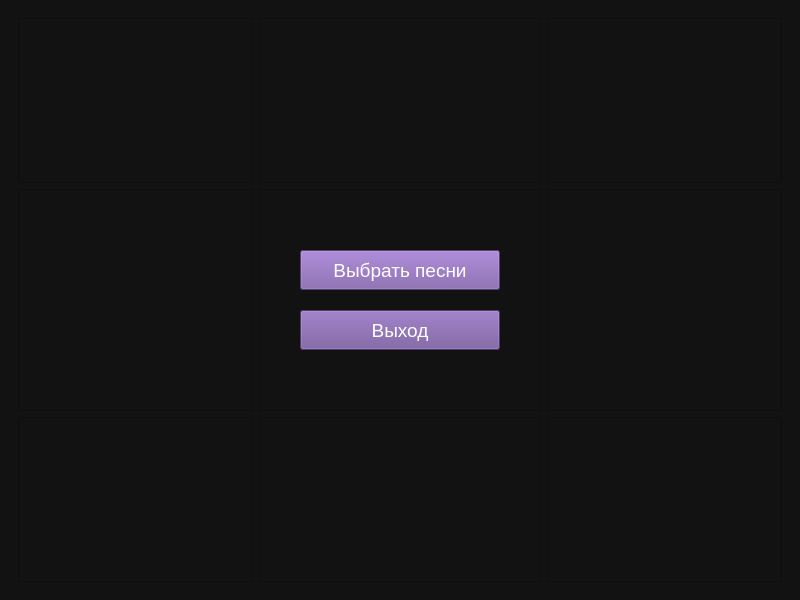
The window that MainMenu.ui (WeinerGero/ExpPro) describes before a commit, drawn with Qt 5.
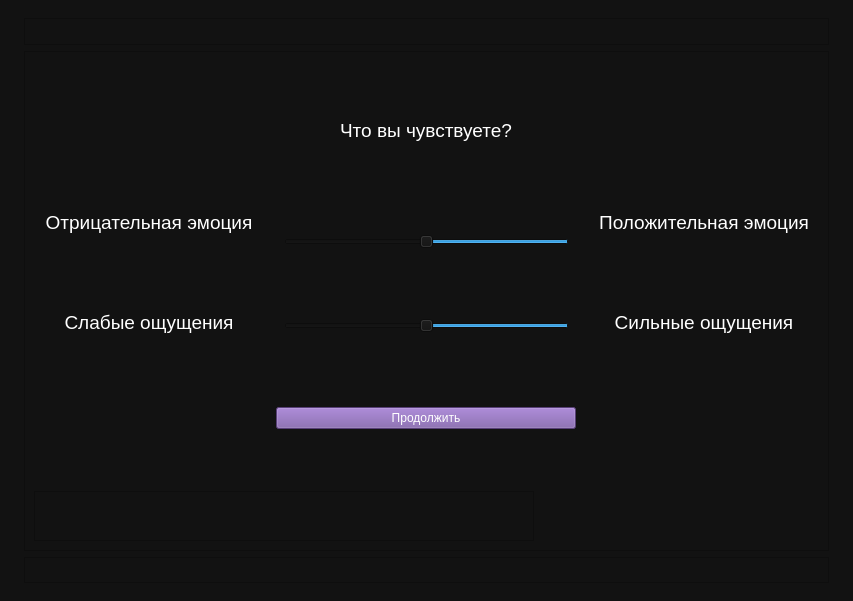
The same window after the commit. The open tabs and pages were chosen to show the change.

Commit message: Added UI choose valence and arosual of emotion on the song. Added functional choose valence and arosual of emotion on the song. Added functional save choose valence and arosual of emotion on the song.

```diff
--- a/MainMenu.ui
+++ b/MainMenu.ui
@@ -6,8 +6,8 @@
    <rect>
     <x>0</x>
     <y>0</y>
-    <width>800</width>
-    <height>600</height>
+    <width>853</width>
+    <height>601</height>
    </rect>
   </property>
   <property name="minimumSize">
@@ -2311,6 +2311,391 @@
         </item>
        </layout>
       </widget>
+      <widget class="QWidget" name="ChooseMoodWidget">
+       <layout class="QGridLayout" name="gridLayout_32">
+        <item row="1" column="1">
+         <widget class="QFrame" name="frame_99">
+          <property name="maximumSize">
+           <size>
+            <width>16777215</width>
+            <height>500</height>
+           </size>
+          </property>
+          <property name="frameShape">
+           <enum>QFrame::StyledPanel</enum>
+          </property>
+          <property name="frameShadow">
+           <enum>QFrame::Raised</enum>
+          </property>
+          <layout class="QGridLayout" name="gridLayout_35">
+           <item row="0" column="0">
+            <layout class="QVBoxLayout" name="verticalLayout_13" stretch="0,0,0,0,0">
+             <property name="spacing">
+              <number>30</number>
+             </property>
+             <property name="topMargin">
+              <number>30</number>
+             </property>
+             <item alignment="Qt::AlignHCenter|Qt::AlignVCenter">
+              <widget class="QTextBrowser" name="textBrowser_12">
+               <property name="sizePolicy">
+                <sizepolicy hsizetype="Preferred" vsizetype="Fixed">
+                 <horstretch>0</horstretch>
+                 <verstretch>0</verstretch>
+                </sizepolicy>
+               </property>
+               <property name="maximumSize">
+                <size>
+                 <width>500</width>
+                 <height>38</height>
+                </size>
+               </property>
+               <property name="font">
+                <font>
+                 <family>Arial</family>
+                 <pointsize>14</pointsize>
+                 <weight>50</weight>
+                 <italic>false</italic>
+                 <bold>false</bold>
+                </font>
+               </property>
+               <property name="styleSheet">
+                <string notr="true">border: None;</string>
+               </property>
+               <property name="html">
+                <string>&lt;!DOCTYPE HTML PUBLIC &quot;-//W3C//DTD HTML 4.0//EN&quot; &quot;http://www.w3.org/TR/REC-html40/strict.dtd&quot;&gt;
+&lt;html&gt;&lt;head&gt;&lt;meta name=&quot;qrichtext&quot; content=&quot;1&quot; /&gt;&lt;style type=&quot;text/css&quot;&gt;
+p, li { white-space: pre-wrap; }
+&lt;/style&gt;&lt;/head&gt;&lt;body style=&quot; font-family:'Arial'; font-size:14pt; font-weight:400; font-style:normal;&quot;&gt;
+&lt;p align=&quot;center&quot; style=&quot; margin-top:0px; margin-bottom:0px; margin-left:0px; margin-right:0px; -qt-block-indent:0; text-indent:0px;&quot;&gt;Что вы чувствуете?&lt;/p&gt;&lt;/body&gt;&lt;/html&gt;</string>
+               </property>
+              </widget>
+             </item>
+             <item>
+              <layout class="QHBoxLayout" name="horizontalLayout_15">
+               <property name="spacing">
+                <number>20</number>
+               </property>
+               <item>
+                <widget class="QTextBrowser" name="textBrowser_11">
+                 <property name="minimumSize">
+                  <size>
+                   <width>230</width>
+                   <height>0</height>
+                  </size>
+                 </property>
+                 <property name="maximumSize">
+                  <size>
+                   <width>230</width>
+                   <height>70</height>
+                  </size>
+                 </property>
+                 <property name="styleSheet">
+                  <string notr="true">border: None;</string>
+                 </property>
+                 <property name="html">
+                  <string>&lt;!DOCTYPE HTML PUBLIC &quot;-//W3C//DTD HTML 4.0//EN&quot; &quot;http://www.w3.org/TR/REC-html40/strict.dtd&quot;&gt;
+&lt;html&gt;&lt;head&gt;&lt;meta name=&quot;qrichtext&quot; content=&quot;1&quot; /&gt;&lt;style type=&quot;text/css&quot;&gt;
+p, li { white-space: pre-wrap; }
+&lt;/style&gt;&lt;/head&gt;&lt;body style=&quot; font-family:'Arial'; font-size:14pt; font-weight:400; font-style:normal;&quot;&gt;
+&lt;p align=&quot;center&quot; style=&quot; margin-top:0px; margin-bottom:0px; margin-left:0px; margin-right:0px; -qt-block-indent:0; text-indent:0px;&quot;&gt;Отрицательная эмоция&lt;/p&gt;&lt;/body&gt;&lt;/html&gt;</string>
+                 </property>
+                </widget>
+               </item>
+               <item alignment="Qt::AlignVCenter">
+                <widget class="QSlider" name="ValenceHorizontalSlider">
+                 <property name="minimumSize">
+                  <size>
+                   <width>200</width>
+                   <height>0</height>
+                  </size>
+                 </property>
+                 <property name="maximumSize">
+                  <size>
+                   <width>500</width>
+                   <height>16777215</height>
+                  </size>
+                 </property>
+                 <property name="styleSheet">
+                  <string notr="true"/>
+                 </property>
+                 <property name="maximum">
+                  <number>20</number>
+                 </property>
+                 <property name="value">
+                  <number>10</number>
+                 </property>
+                 <property name="orientation">
+                  <enum>Qt::Horizontal</enum>
+                 </property>
+                 <property name="invertedAppearance">
+                  <bool>true</bool>
+                 </property>
+                 <property name="tickPosition">
+                  <enum>QSlider::NoTicks</enum>
+                 </property>
+                 <property name="tickInterval">
+                  <number>0</number>
+                 </property>
+                </widget>
+               </item>
+               <item>
+                <widget class="QTextBrowser" name="textBrowser_15">
+                 <property name="minimumSize">
+                  <size>
+                   <width>230</width>
+                   <height>0</height>
+                  </size>
+                 </property>
+                 <property name="maximumSize">
+                  <size>
+                   <width>230</width>
+                   <height>70</height>
+                  </size>
+                 </property>
+                 <property name="styleSheet">
+                  <string notr="true">border: None;</string>
+                 </property>
+                 <property name="html">
+                  <string>&lt;!DOCTYPE HTML PUBLIC &quot;-//W3C//DTD HTML 4.0//EN&quot; &quot;http://www.w3.org/TR/REC-html40/strict.dtd&quot;&gt;
+&lt;html&gt;&lt;head&gt;&lt;meta name=&quot;qrichtext&quot; content=&quot;1&quot; /&gt;&lt;style type=&quot;text/css&quot;&gt;
+p, li { white-space: pre-wrap; }
+&lt;/style&gt;&lt;/head&gt;&lt;body style=&quot; font-family:'Arial'; font-size:14pt; font-weight:400; font-style:normal;&quot;&gt;
+&lt;p align=&quot;center&quot; style=&quot; margin-top:0px; margin-bottom:0px; margin-left:0px; margin-right:0px; -qt-block-indent:0; text-indent:0px;&quot;&gt;Положительная эмоция&lt;/p&gt;&lt;/body&gt;&lt;/html&gt;</string>
+                 </property>
+                </widget>
+               </item>
+              </layout>
+             </item>
+             <item>
+              <layout class="QHBoxLayout" name="horizontalLayout_21">
+               <property name="spacing">
+                <number>20</number>
+               </property>
+               <item>
+                <widget class="QTextBrowser" name="textBrowser_16">
+                 <property name="minimumSize">
+                  <size>
+                   <width>230</width>
+                   <height>0</height>
+                  </size>
+                 </property>
+                 <property name="maximumSize">
+                  <size>
+                   <width>230</width>
+                   <height>38</height>
+                  </size>
+                 </property>
+                 <property name="styleSheet">
+                  <string notr="true">border: None;</string>
+                 </property>
+                 <property name="html">
+                  <string>&lt;!DOCTYPE HTML PUBLIC &quot;-//W3C//DTD HTML 4.0//EN&quot; &quot;http://www.w3.org/TR/REC-html40/strict.dtd&quot;&gt;
+&lt;html&gt;&lt;head&gt;&lt;meta name=&quot;qrichtext&quot; content=&quot;1&quot; /&gt;&lt;style type=&quot;text/css&quot;&gt;
+p, li { white-space: pre-wrap; }
+&lt;/style&gt;&lt;/head&gt;&lt;body style=&quot; font-family:'Arial'; font-size:14pt; font-weight:400; font-style:normal;&quot;&gt;
+&lt;p align=&quot;center&quot; style=&quot; margin-top:0px; margin-bottom:0px; margin-left:0px; margin-right:0px; -qt-block-indent:0; text-indent:0px;&quot;&gt;Слабые ощущения&lt;/p&gt;&lt;/body&gt;&lt;/html&gt;</string>
+                 </property>
+                </widget>
+               </item>
+               <item>
+                <widget class="QSlider" name="ArosualHorizontalSlider">
+                 <property name="minimumSize">
+                  <size>
+                   <width>200</width>
+                   <height>0</height>
+                  </size>
+                 </property>
+                 <property name="maximumSize">
+                  <size>
+                   <width>500</width>
+                   <height>16777215</height>
+                  </size>
+                 </property>
+                 <property name="maximum">
+                  <number>20</number>
+                 </property>
+                 <property name="value">
+                  <number>10</number>
+                 </property>
+                 <property name="orientation">
+                  <enum>Qt::Horizontal</enum>
+                 </property>
+                 <property name="invertedAppearance">
+                  <bool>true</bool>
+                 </property>
+                </widget>
+               </item>
+               <item>
+                <widget class="QTextBrowser" name="textBrowser_17">
+                 <property name="minimumSize">
+                  <size>
+                   <width>230</width>
+                   <height>0</height>
+                  </size>
+                 </property>
+                 <property name="maximumSize">
+                  <size>
+                   <width>230</width>
+                   <height>38</height>
+                  </size>
+                 </property>
+                 <property name="styleSheet">
+                  <string notr="true">border: None;</string>
+                 </property>
+                 <property name="html">
+                  <string>&lt;!DOCTYPE HTML PUBLIC &quot;-//W3C//DTD HTML 4.0//EN&quot; &quot;http://www.w3.org/TR/REC-html40/strict.dtd&quot;&gt;
+&lt;html&gt;&lt;head&gt;&lt;meta name=&quot;qrichtext&quot; content=&quot;1&quot; /&gt;&lt;style type=&quot;text/css&quot;&gt;
+p, li { white-space: pre-wrap; }
+&lt;/style&gt;&lt;/head&gt;&lt;body style=&quot; font-family:'Arial'; font-size:14pt; font-weight:400; font-style:normal;&quot;&gt;
+&lt;p align=&quot;center&quot; style=&quot; margin-top:0px; margin-bottom:0px; margin-left:0px; margin-right:0px; -qt-block-indent:0; text-indent:0px;&quot;&gt;Сильные ощущения&lt;/p&gt;&lt;/body&gt;&lt;/html&gt;</string>
+                 </property>
+                </widget>
+               </item>
+              </layout>
+             </item>
+             <item alignment="Qt::AlignHCenter|Qt::AlignVCenter">
+              <widget class="QPushButton" name="continuePushButton_3">
+               <property name="minimumSize">
+                <size>
+                 <width>300</width>
+                 <height>0</height>
+                </size>
+               </property>
+               <property name="maximumSize">
+                <size>
+                 <width>500</width>
+                 <height>16777215</height>
+                </size>
+               </property>
+               <property name="styleSheet">
+                <string notr="true">background-color: rgb(123, 88, 166);</string>
+               </property>
+               <property name="text">
+                <string>Продолжить</string>
+               </property>
+              </widget>
+             </item>
+             <item>
+              <widget class="QFrame" name="rattingFrame_6_12">
+               <property name="maximumSize">
+                <size>
+                 <width>500</width>
+                 <height>50</height>
+                </size>
+               </property>
+               <property name="frameShape">
+                <enum>QFrame::StyledPanel</enum>
+               </property>
+               <property name="frameShadow">
+                <enum>QFrame::Raised</enum>
+               </property>
+               <layout class="QGridLayout" name="gridLayout_37">
+                <property name="leftMargin">
+                 <number>0</number>
+                </property>
+                <property name="topMargin">
+                 <number>0</number>
+                </property>
+                <property name="rightMargin">
+                 <number>0</number>
+                </property>
+                <property name="bottomMargin">
+                 <number>0</number>
+                </property>
+                <property name="spacing">
+                 <number>0</number>
+                </property>
+               </layout>
+              </widget>
+             </item>
+            </layout>
+           </item>
+          </layout>
+         </widget>
+        </item>
+        <item row="0" column="0">
+         <widget class="QFrame" name="frame_90">
+          <property name="frameShape">
+           <enum>QFrame::StyledPanel</enum>
+          </property>
+          <property name="frameShadow">
+           <enum>QFrame::Raised</enum>
+          </property>
+         </widget>
+        </item>
+        <item row="0" column="1">
+         <widget class="QFrame" name="frame_91">
+          <property name="frameShape">
+           <enum>QFrame::StyledPanel</enum>
+          </property>
+          <property name="frameShadow">
+           <enum>QFrame::Raised</enum>
+          </property>
+         </widget>
+        </item>
+        <item row="0" column="2">
+         <widget class="QFrame" name="frame_92">
+          <property name="frameShape">
+           <enum>QFrame::StyledPanel</enum>
+          </property>
+          <property name="frameShadow">
+           <enum>QFrame::Raised</enum>
+          </property>
+         </widget>
+        </item>
+        <item row="1" column="0">
+         <widget class="QFrame" name="frame_93">
+          <property name="frameShape">
+           <enum>QFrame::StyledPanel</enum>
+          </property>
+          <property name="frameShadow">
+           <enum>QFrame::Raised</enum>
+          </property>
+         </widget>
+        </item>
+        <item row="1" column="2">
+         <widget class="QFrame" name="frame_95">
+          <property name="frameShape">
+           <enum>QFrame::StyledPanel</enum>
+          </property>
+          <property name="frameShadow">
+           <enum>QFrame::Raised</enum>
+          </property>
+         </widget>
+        </item>
+        <item row="3" column="1">
+         <widget class="QFrame" name="frame_97">
+          <property name="frameShape">
+           <enum>QFrame::StyledPanel</enum>
+          </property>
+          <property name="frameShadow">
+           <enum>QFrame::Raised</enum>
+          </property>
+         </widget>
+        </item>
+        <item row="3" column="0">
+         <widget class="QFrame" name="frame_96">
+          <property name="frameShape">
+           <enum>QFrame::StyledPanel</enum>
+          </property>
+          <property name="frameShadow">
+           <enum>QFrame::Raised</enum>
+          </property>
+         </widget>
+        </item>
+        <item row="3" column="2">
+         <widget class="QFrame" name="frame_98">
+          <property name="frameShape">
+           <enum>QFrame::StyledPanel</enum>
+          </property>
+          <property name="frameShadow">
+           <enum>QFrame::Raised</enum>
+          </property>
+         </widget>
+        </item>
+       </layout>
+      </widget>
       <widget class="QWidget" name="EndPersonWidget">
        <layout class="QGridLayout" name="gridLayout_19">
         <item row="0" column="0" colspan="2">
```
The commit also changes 1 other file.
